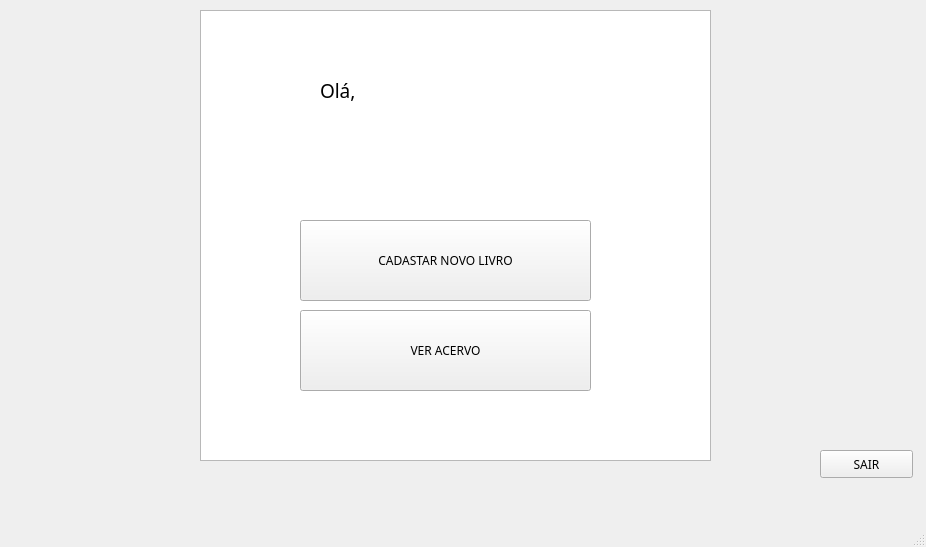
First picture: the form in telas/tela_principal.ui, repository Gas-Helio/CRUD-Biblioteca, before the edit.
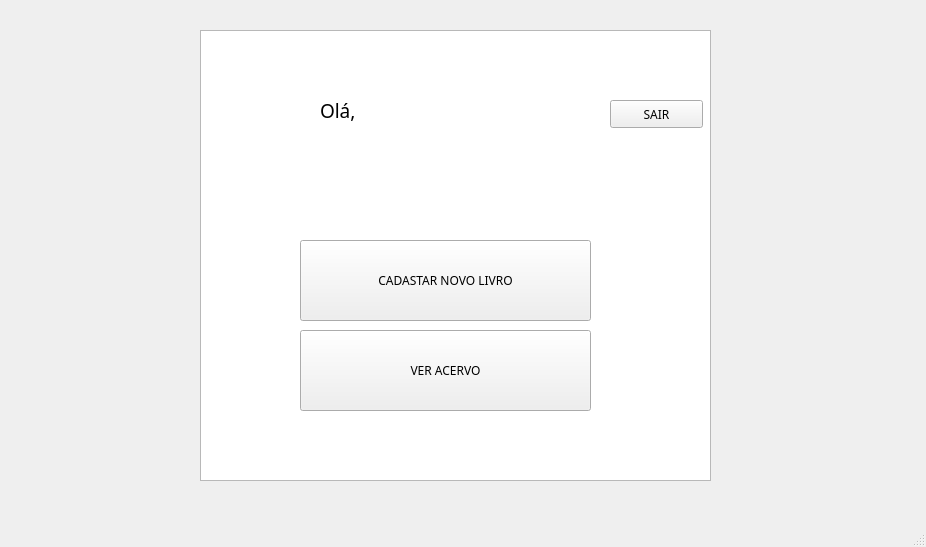
Second picture: the form after the edit. Icons and pictures are not drawn.

Patch:
```diff
--- a/telas/tela_principal.ui
+++ b/telas/tela_principal.ui
@@ -18,7 +18,7 @@
     <property name="geometry">
      <rect>
       <x>320</x>
-      <y>70</y>
+      <y>90</y>
       <width>241</width>
       <height>41</height>
      </rect>
@@ -37,7 +37,7 @@
     <property name="geometry">
      <rect>
       <x>300</x>
-      <y>310</y>
+      <y>330</y>
       <width>291</width>
       <height>81</height>
      </rect>
@@ -51,12 +51,22 @@
     <property name="text">
      <string>VER ACERVO</string>
     </property>
+    <property name="icon">
+     <iconset>
+      <normaloff>images/lupa.png</normaloff>images/lupa.png</iconset>
+    </property>
+    <property name="iconSize">
+     <size>
+      <width>25</width>
+      <height>25</height>
+     </size>
+    </property>
    </widget>
    <widget class="QTextBrowser" name="textBrowser">
     <property name="geometry">
      <rect>
       <x>200</x>
-      <y>10</y>
+      <y>30</y>
       <width>511</width>
       <height>451</height>
      </rect>
@@ -66,7 +76,7 @@
     <property name="geometry">
      <rect>
       <x>300</x>
-      <y>220</y>
+      <y>240</y>
       <width>291</width>
       <height>81</height>
      </rect>
@@ -80,12 +90,22 @@
     <property name="text">
      <string>CADASTAR NOVO LIVRO</string>
     </property>
+    <property name="icon">
+     <iconset>
+      <normaloff>images/new-file_40454.png</normaloff>images/new-file_40454.png</iconset>
+    </property>
+    <property name="iconSize">
+     <size>
+      <width>25</width>
+      <height>25</height>
+     </size>
+    </property>
    </widget>
    <widget class="QPushButton" name="sair">
     <property name="geometry">
      <rect>
-      <x>820</x>
-      <y>450</y>
+      <x>610</x>
+      <y>100</y>
       <width>93</width>
       <height>28</height>
      </rect>
```
Left out of the diff: 10 changed lines with no effect on the pictures.
